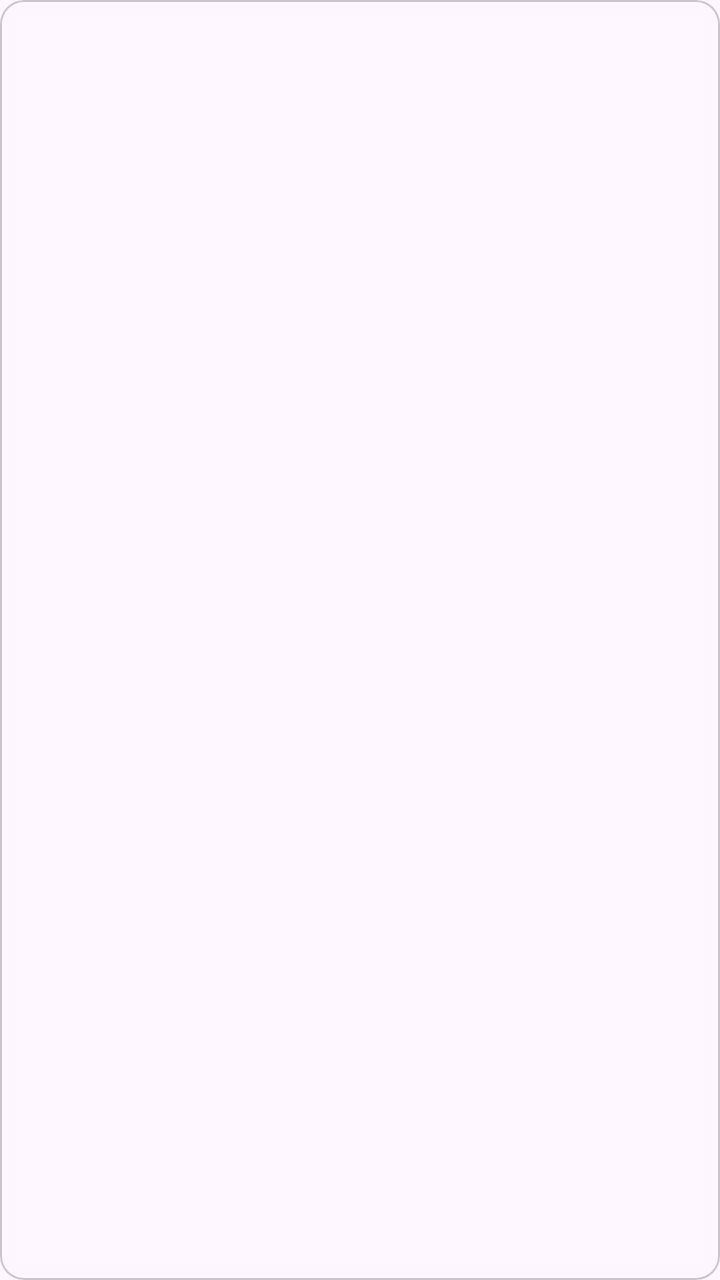
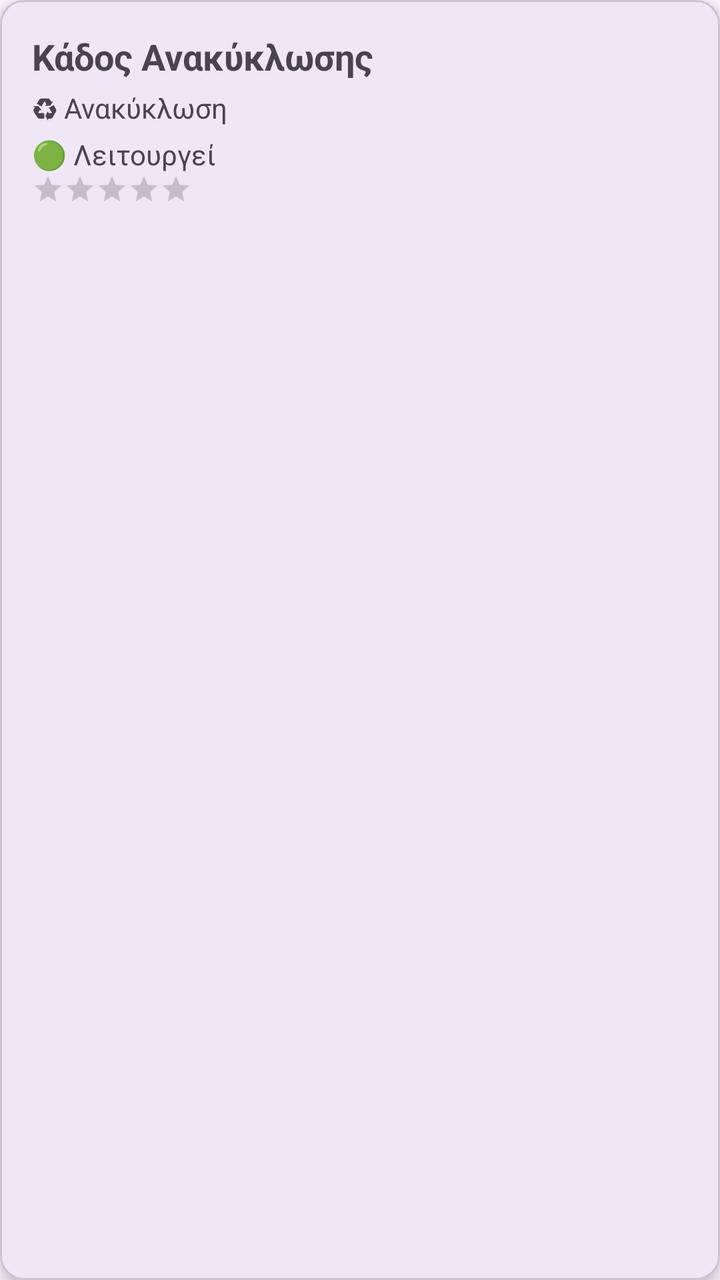

Before-and-after screenshots of an Android layout around one commit, followed by the original layout XML and the change that was made.
<!-- AndroidManifest.xml: application theme Theme.CityPoints -->
<!-- res/layout/item_point.xml -->
<?xml version="1.0" encoding="utf-8"?>
<com.google.android.material.card.MaterialCardView
    xmlns:android="http://schemas.android.com/apk/res/android"
    xmlns:app="http://schemas.android.com/apk/res-auto"
    android:layout_width="match_parent"
    android:layout_height="wrap_content"
    android:layout_margin="8dp"
    app:cardCornerRadius="12dp">

    <LinearLayout
        android:layout_width="match_parent"
        android:layout_height="wrap_content"
        android:orientation="vertical"
        android:padding="16dp">

        <TextView
            android:id="@+id/tvTitle"
            android:textStyle="bold"
            android:textSize="18sp"
            android:layout_width="wrap_content"
            android:layout_height="wrap_content"/>

        <TextView
            android:id="@+id/tvCategory"
            android:layout_width="wrap_content"
            android:layout_height="wrap_content"/>

        <TextView
            android:id="@+id/tvRating"
            android:layout_width="wrap_content"
            android:layout_height="wrap_content"/>

    </LinearLayout>

</com.google.android.material.card.MaterialCardView>
<!-- resources referenced by this layout -->
<resources>
  <style name="Theme.CityPoints" parent="Base.Theme.CityPoints" />
  <style name="Base.Theme.CityPoints" parent="Theme.Material3.DayNight.NoActionBar">
          
          
      </style>
</resources>

<!-- the commit's change to res/layout/item_point.xml (unified diff, before → after) -->
@@ -5,7 +5,8 @@
     android:layout_width="match_parent"
     android:layout_height="wrap_content"
     android:layout_margin="8dp"
-    app:cardCornerRadius="12dp">
+    app:cardCornerRadius="12dp"
+    app:cardElevation="4dp">
 
     <LinearLayout
         android:layout_width="match_parent"
@@ -15,20 +16,34 @@
 
         <TextView
             android:id="@+id/tvTitle"
+            android:layout_width="wrap_content"
+            android:layout_height="wrap_content"
+            android:text="Κάδος Ανακύκλωσης"
             android:textStyle="bold"
-            android:textSize="18sp"
-            android:layout_width="wrap_content"
-            android:layout_height="wrap_content"/>
+            android:textSize="18sp"/>
 
         <TextView
             android:id="@+id/tvCategory"
             android:layout_width="wrap_content"
-            android:layout_height="wrap_content"/>
+            android:layout_height="wrap_content"
+            android:layout_marginTop="4dp"
+            android:text="♻ Ανακύκλωση"/>
 
         <TextView
-            android:id="@+id/tvRating"
+            android:id="@+id/tvStatus"
             android:layout_width="wrap_content"
-            android:layout_height="wrap_content"/>
+            android:layout_height="wrap_content"
+            android:layout_marginTop="4dp"
+            android:text="🟢 Λειτουργεί"/>
+
+        <RatingBar
+            android:id="@+id/ratingBar"
+            style="?android:attr/ratingBarStyleSmall"
+            android:layout_width="wrap_content"
+            android:layout_height="wrap_content"
+            android:isIndicator="true"
+            android:numStars="5"
+            android:stepSize="0.5"/>
 
     </LinearLayout>
 
